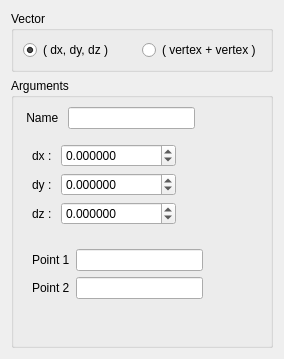
Above: src/HEXABLOCKGUI/Vector_QTD.ui from SalomePlatform/hexablock before the change. Below: the same form after it.
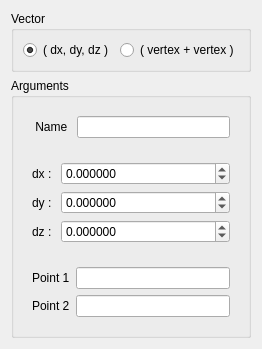
That is the form after the change.

```diff
--- a/src/HEXABLOCKGUI/Vector_QTD.ui
+++ b/src/HEXABLOCKGUI/Vector_QTD.ui
@@ -6,12 +6,12 @@
    <rect>
     <x>0</x>
     <y>0</y>
-    <width>284</width>
-    <height>359</height>
+    <width>245</width>
+    <height>338</height>
    </rect>
   </property>
   <property name="sizePolicy">
-   <sizepolicy hsizetype="Minimum" vsizetype="Fixed">
+   <sizepolicy hsizetype="Preferred" vsizetype="Fixed">
     <horstretch>0</horstretch>
     <verstretch>0</verstretch>
    </sizepolicy>
@@ -21,7 +21,7 @@
   </property>
   <layout class="QVBoxLayout" name="verticalLayout_2">
    <property name="sizeConstraint">
-    <enum>QLayout::SetMinimumSize</enum>
+    <enum>QLayout::SetDefaultConstraint</enum>
    </property>
    <item>
     <widget class="QGroupBox" name="groupBox_2">
@@ -72,7 +72,10 @@
      <property name="title">
       <string>Arguments</string>
      </property>
-     <layout class="QFormLayout" name="formLayout_3">
+     <layout class="QVBoxLayout" name="verticalLayout">
+      <item>
+       <widget class="QWidget" name="widget_3" native="true">
+        <layout class="QFormLayout" name="formLayout">
       <item row="0" column="0">
        <widget class="QLabel" name="label_6">
         <property name="text">
@@ -82,23 +85,29 @@
       </item>
       <item row="0" column="1">
        <widget class="QLineEdit" name="name_le">
+           <property name="enabled">
+            <bool>true</bool>
+           </property>
         <property name="sizePolicy">
-         <sizepolicy hsizetype="Preferred" vsizetype="Fixed">
+            <sizepolicy hsizetype="Minimum" vsizetype="Fixed">
           <horstretch>0</horstretch>
           <verstretch>0</verstretch>
          </sizepolicy>
         </property>
         <property name="maximumSize">
          <size>
-          <width>127</width>
+             <width>16777215</width>
           <height>16777215</height>
          </size>
         </property>
        </widget>
       </item>
-      <item row="1" column="0" colspan="2">
+        </layout>
+       </widget>
+      </item>
+      <item>
        <widget class="QWidget" name="widget" native="true">
-        <layout class="QFormLayout" name="formLayout">
+        <layout class="QFormLayout" name="formLayout_3">
          <item row="0" column="0">
           <widget class="QLabel" name="label">
            <property name="sizePolicy">
@@ -115,7 +124,7 @@
          <item row="0" column="1">
           <widget class="QDoubleSpinBox" name="dx_spb_rb0">
            <property name="sizePolicy">
-            <sizepolicy hsizetype="Maximum" vsizetype="Fixed">
+            <sizepolicy hsizetype="Minimum" vsizetype="Fixed">
              <horstretch>0</horstretch>
              <verstretch>0</verstretch>
             </sizepolicy>
@@ -149,8 +158,11 @@
          </item>
          <item row="1" column="1">
           <widget class="QDoubleSpinBox" name="dy_spb_rb0">
+           <property name="enabled">
+            <bool>true</bool>
+           </property>
            <property name="sizePolicy">
-            <sizepolicy hsizetype="Maximum" vsizetype="Fixed">
+            <sizepolicy hsizetype="Minimum" vsizetype="Fixed">
              <horstretch>0</horstretch>
              <verstretch>0</verstretch>
             </sizepolicy>
@@ -182,7 +194,7 @@
          <item row="2" column="1">
           <widget class="QDoubleSpinBox" name="dz_spb_rb0">
            <property name="sizePolicy">
-            <sizepolicy hsizetype="Maximum" vsizetype="Fixed">
+            <sizepolicy hsizetype="Minimum" vsizetype="Fixed">
              <horstretch>0</horstretch>
              <verstretch>0</verstretch>
             </sizepolicy>
@@ -201,7 +213,7 @@
         </layout>
        </widget>
       </item>
-      <item row="2" column="0" colspan="2">
+      <item>
        <widget class="QWidget" name="widget_2" native="true">
         <layout class="QFormLayout" name="formLayout_2">
          <item row="0" column="0">
@@ -213,9 +225,15 @@
          </item>
          <item row="0" column="1">
           <widget class="QLineEdit" name="v0_le_rb1">
+           <property name="sizePolicy">
+            <sizepolicy hsizetype="Minimum" vsizetype="Fixed">
+             <horstretch>0</horstretch>
+             <verstretch>0</verstretch>
+            </sizepolicy>
+           </property>
            <property name="maximumSize">
             <size>
-             <width>127</width>
+             <width>16777215</width>
              <height>16777215</height>
             </size>
            </property>
@@ -233,9 +251,15 @@
          </item>
          <item row="1" column="1">
           <widget class="QLineEdit" name="v1_le_rb1">
+           <property name="sizePolicy">
+            <sizepolicy hsizetype="Minimum" vsizetype="Fixed">
+             <horstretch>0</horstretch>
+             <verstretch>0</verstretch>
+            </sizepolicy>
+           </property>
            <property name="maximumSize">
             <size>
-             <width>127</width>
+             <width>16777215</width>
              <height>16777215</height>
             </size>
            </property>
```
Left out of the diff: 10 changed lines with no effect on the pictures. Lines whose indentation alone changed are shown as unchanged.
